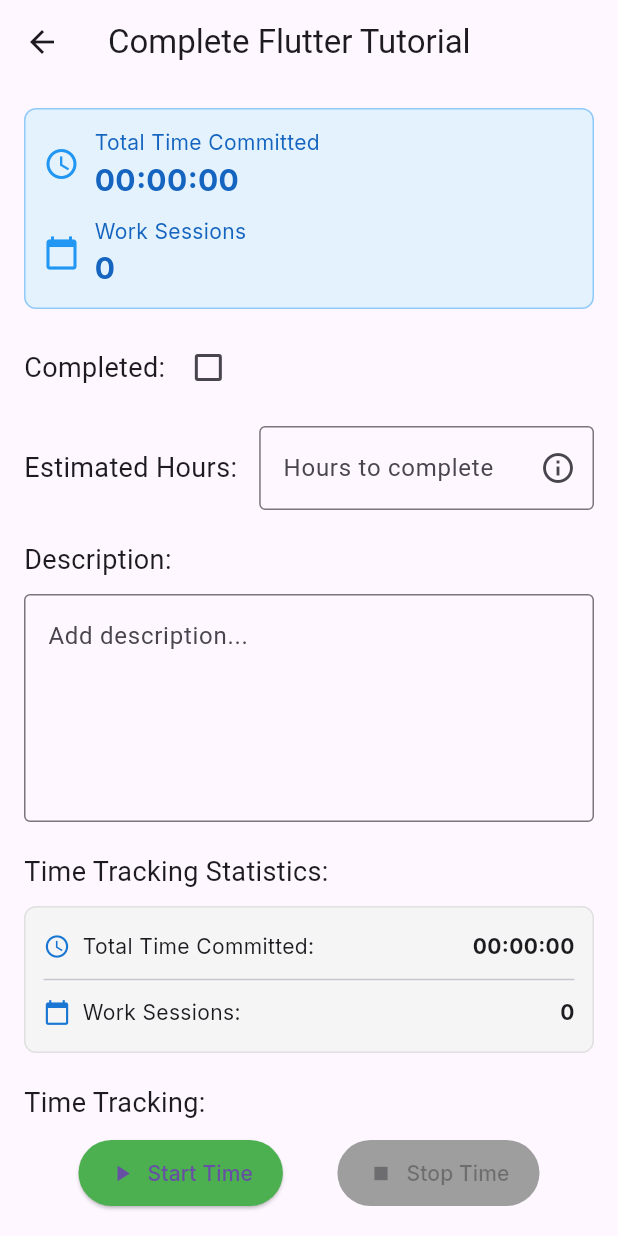
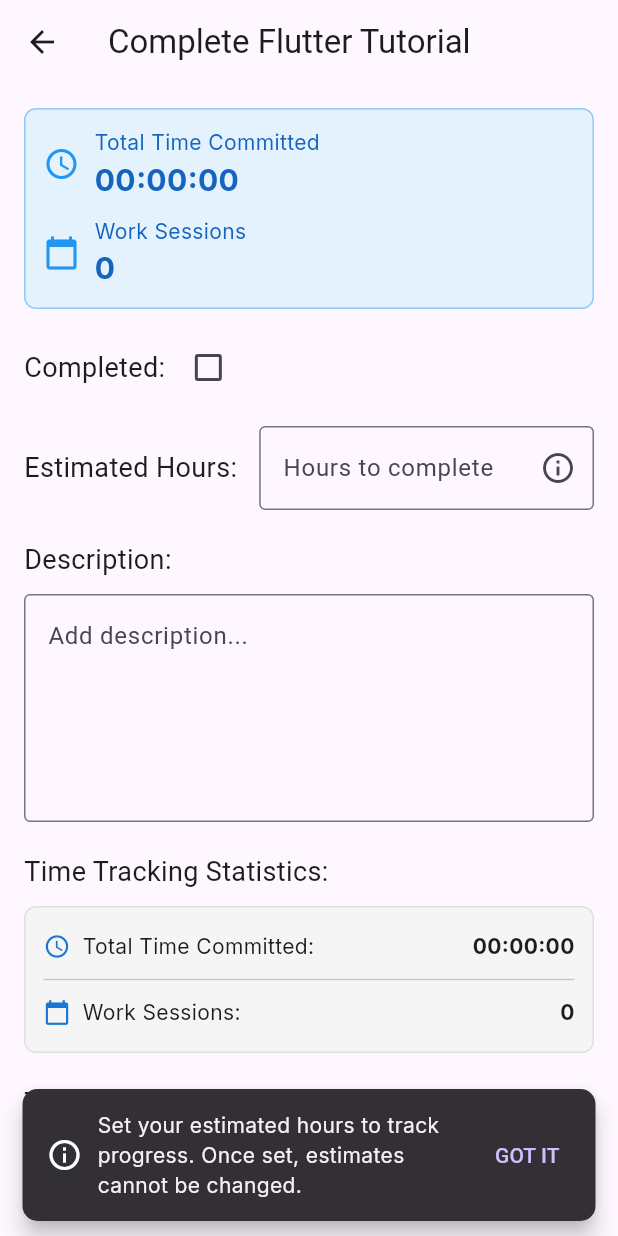
Before and after one commit to eshvp/Work-Ethic, a Flutter app: the screen it shows after launch, after a tap on "Complete Flutter Tutorial", on a phone screen of 412 x 824 dp. Run offline on Flutter 3.47's test engine with Material 3 defaults, Android fonts, the phone set to English and light mode, and no system bars; our stand-ins replace google_fonts.

Commit message:
Notifications and Hours completed
Added popup notification informing users that 'Estimated Hours' is set, it cannot be changed. Also, an info button incase they skip it without reading.

```diff
--- a/lib/screens/task_detail_screen.dart
+++ b/lib/screens/task_detail_screen.dart
@@ -21,6 +21,41 @@
   void initState() {
     super.initState();
     _descriptionController = TextEditingController(text: widget.task.description);
+
+    // Show the info snackbar after the screen has finished building
+    WidgetsBinding.instance.addPostFrameCallback((_) {
+      // Only show the notification if estimated hours haven't been set yet
+      if (widget.task.estimatedHours == 0 && mounted) {
+        // Show snackbar explaining the estimated hours feature
+        ScaffoldMessenger.of(context).showSnackBar(
+          SnackBar(
+            content: Row(
+              children: [
+                const Icon(Icons.info_outline, color: Colors.white),
+                const SizedBox(width: 10),
+                Expanded(
+                  child: Text(
+                    'Set your estimated hours to track progress. Once set, estimates cannot be changed.',
+                    style: GoogleFonts.inter(),
+                  ),
+                ),
+              ],
+            ),
+            duration: const Duration(seconds: 10),
+            behavior: SnackBarBehavior.floating,
+            shape: RoundedRectangleBorder(
+              borderRadius: BorderRadius.circular(10),
+            ),
+            action: SnackBarAction(
+              label: 'GOT IT',
+              onPressed: () {
+                ScaffoldMessenger.of(context).hideCurrentSnackBar();
+              },
+            ),
+          ),
+        );
+      }
+    });
   }
 
   @override
```
